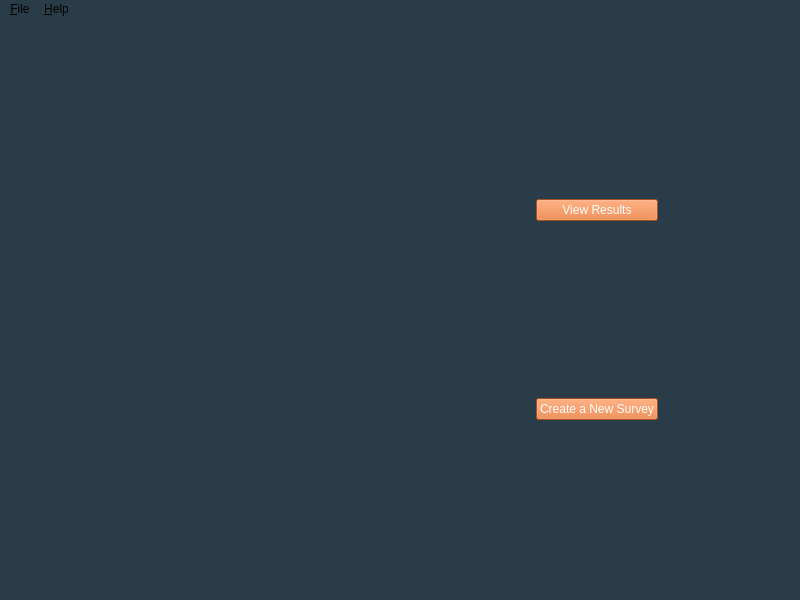
The window that PeerPilot/mainwindow/mainwindow.ui (lsevcik/peerpilot) describes before a commit, drawn with Qt 5.
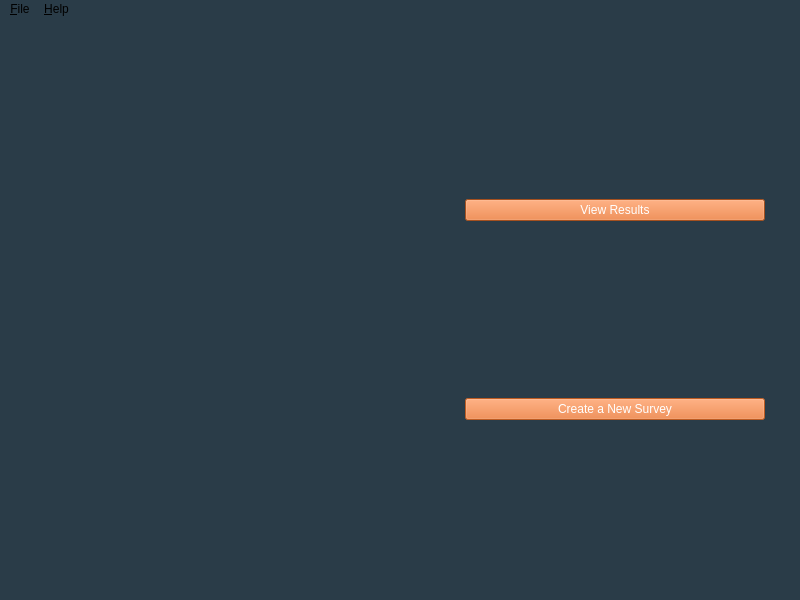
The same window after the commit. Icons and pictures are not drawn.

Patch:
```diff
--- a/PeerPilot/mainwindow/mainwindow.ui
+++ b/PeerPilot/mainwindow/mainwindow.ui
@@ -17,11 +17,14 @@
    <string notr="true">background-color: rgb(42, 60, 72);</string>
   </property>
   <widget class="QWidget" name="centralwidget">
-   <layout class="QGridLayout" name="gridLayout">
-    <item row="0" column="1">
-     <widget class="QWidget" name="ProjectIcon" native="true">
-      <property name="styleSheet">
-       <string notr="true">border-image: url(:/PeerPilotImage.png);</string>
+   <layout class="QHBoxLayout" name="horizontalLayout">
+    <item>
+     <widget class="QLabel" name="icon">
+      <property name="maximumSize">
+       <size>
+        <width>400</width>
+        <height>400</height>
+       </size>
       </property>
       <layout class="QGridLayout" name="gridLayout_2">
        <item row="0" column="1">
@@ -79,9 +82,9 @@
       </layout>
      </widget>
     </item>
-    <item row="0" column="3">
-     <layout class="QGridLayout" name="ButtonGrid">
-      <item row="0" column="1">
+    <item>
+     <layout class="QGridLayout" name="buttonGrid">
+      <item row="0" column="0">
        <widget class="QPushButton" name="viewResultsButton">
         <property name="enabled">
          <bool>true</bool>
@@ -92,6 +95,12 @@
           <verstretch>0</verstretch>
          </sizepolicy>
         </property>
+        <property name="maximumSize">
+         <size>
+          <width>300</width>
+          <height>16777215</height>
+         </size>
+        </property>
         <property name="autoFillBackground">
          <bool>false</bool>
         </property>
@@ -106,36 +115,10 @@
         </property>
        </widget>
       </item>
-      <item row="0" column="2">
-       <spacer name="horizontalSpacer_2">
-        <property name="orientation">
-         <enum>Qt::Horizontal</enum>
-        </property>
-        <property name="sizeHint" stdset="0">
-         <size>
-          <width>40</width>
-          <height>20</height>
-         </size>
-        </property>
-       </spacer>
-      </item>
       <item row="1" column="0">
-       <spacer name="horizontalSpacer_5">
-        <property name="orientation">
-         <enum>Qt::Horizontal</enum>
-        </property>
-        <property name="sizeHint" stdset="0">
-         <size>
-          <width>40</width>
-          <height>20</height>
-         </size>
-        </property>
-       </spacer>
-      </item>
-      <item row="1" column="1">
        <widget class="QPushButton" name="createNewButton">
         <property name="enabled">
-         <bool>true</bool>
+         <bool>false</bool>
         </property>
         <property name="sizePolicy">
          <sizepolicy hsizetype="Minimum" vsizetype="Fixed">
@@ -143,6 +126,12 @@
           <verstretch>0</verstretch>
          </sizepolicy>
         </property>
+        <property name="maximumSize">
+         <size>
+          <width>300</width>
+          <height>16777215</height>
+         </size>
+        </property>
         <property name="autoFillBackground">
          <bool>false</bool>
         </property>
```
Left out of the diff: 75 changed lines with no effect on the pictures.
